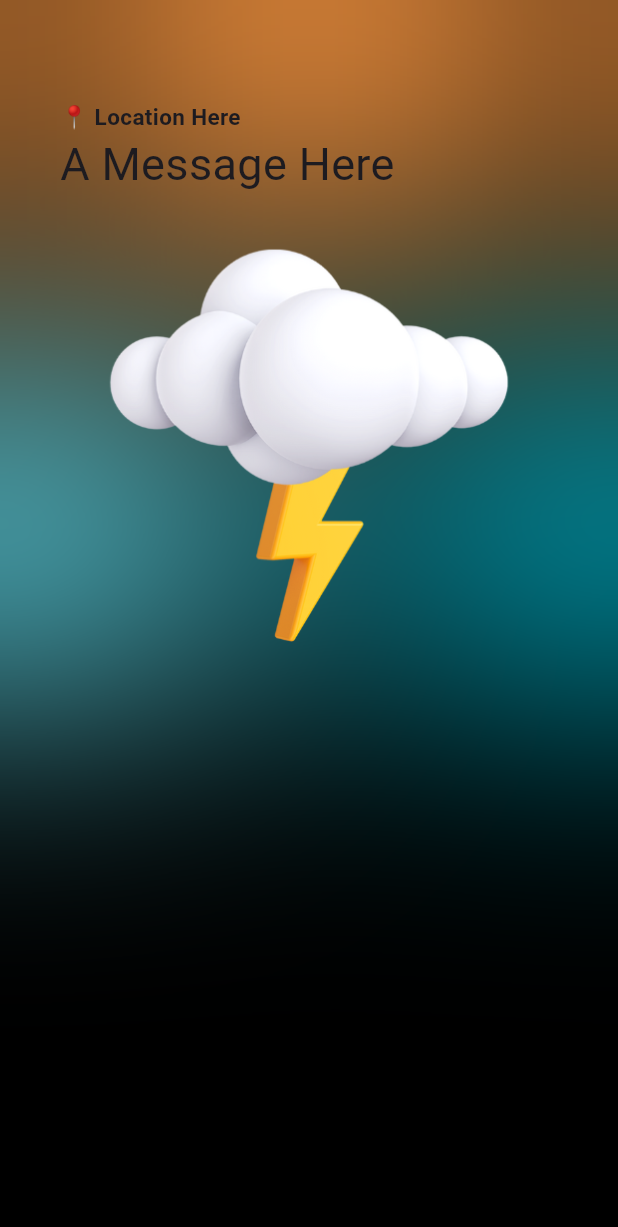
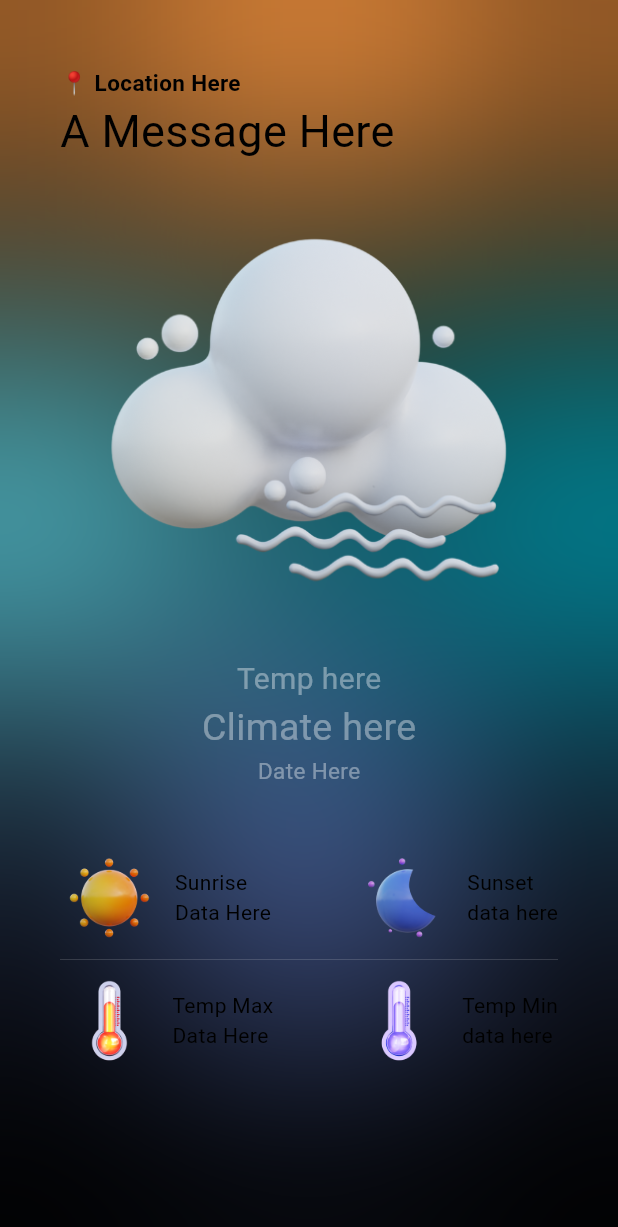
Before and after one commit to nakuldevmv/Weather-app, a Flutter app: the screen it shows after launch, on a phone screen of 412 x 824 dp. Shown: the top 1227 px of the screen. Run offline on Flutter 3.47's test engine with Material 3 defaults, Android fonts, the phone set to English and light mode, and no system bars; our stand-ins replace bloc.

Commit message:
Ui Prototype finished

```diff
--- a/weatherapp/lib/main.dart
+++ b/weatherapp/lib/main.dart
@@ -11,9 +11,12 @@ class MyApp extends StatelessWidget {
 
   @override
   Widget build(BuildContext context) {
-    return const MaterialApp(
+    return MaterialApp(
+      themeMode: ThemeMode.system,
+      darkTheme: ThemeData(colorScheme: const ColorScheme.dark()),
+      theme: ThemeData(colorScheme: const ColorScheme.light()),
       debugShowCheckedModeBanner: false,
-      home: HomeScreen(),
+      home: const HomeScreen(),
     );
   }
 }
--- a/weatherapp/lib/pages/HomeScreen.dart
+++ b/weatherapp/lib/pages/HomeScreen.dart
@@ -1,11 +1,7 @@
 import 'dart:ui';
 
-import 'package:flutter/cupertino.dart';
 import 'package:flutter/material.dart';
-import 'package:flutter/painting.dart';
-import 'package:flutter/rendering.dart';
 import 'package:flutter/services.dart';
-import 'package:flutter/widgets.dart';
 
 class HomeScreen extends StatelessWidget {
   const HomeScreen({super.key});
@@ -13,6 +9,7 @@ class HomeScreen extends StatelessWidget {
   @override
   Widget build(BuildContext context) {
     var sizeOf = MediaQuery.of(context).size;
+    var imgSz = sizeOf.height * 0.08; //define the size of bottom small images
     return Scaffold(
       backgroundColor: Colors.black,
       extendBodyBehindAppBar: true,
@@ -24,7 +21,7 @@ class HomeScreen extends StatelessWidget {
         ),
       ),
       body: Padding(
-          padding: const EdgeInsets.fromLTRB(40, 1.2 * kToolbarHeight, 40, 20),
+          padding: const EdgeInsets.fromLTRB(40, 0.8 * kToolbarHeight, 40, 10),
           child: SizedBox(
             height: sizeOf.height,
             child: Stack(
@@ -58,6 +55,16 @@ class HomeScreen extends StatelessWidget {
                         color: Color.fromARGB(255, 255, 154, 66)),
                   ),
                 ),
+                Align(
+                  alignment: const AlignmentDirectional(0, 0.5),
+                  child: Container(
+                    height: 200,
+                    width: 200,
+                    decoration: const BoxDecoration(
+                        shape: BoxShape.circle,
+                        color: Color.fromARGB(255, 124, 157, 255)),
+                  ),
+                ),
                 BackdropFilter(
                   filter: ImageFilter.blur(sigmaX: 100.0, sigmaY: 100.0),
                   child: Container(
@@ -79,7 +86,91 @@ class HomeScreen extends StatelessWidget {
                         "A Message Here",
                         style: TextStyle(fontSize: 30),
                       ),
-                      Image.asset('assets/1.png'),
+                      Center(
+                        child: Image.asset(
+                          'assets/5.png',
+                          height: sizeOf.height * 0.4,
+                        ),
+                      ),
+                      const Center(
+                        child: Text(
+                          "Temp here",
+                          style: TextStyle(fontSize: 20, color: Colors.white38),
+                        ),
+                      ),
+                      const Center(
+                        child: Text(
+                          "Climate here",
+                          style: TextStyle(fontSize: 25, color: Colors.white38),
+                        ),
+                      ),
+                      const Center(
+                        child: Text(
+                          "Date Here",
+                          style: TextStyle(fontSize: 15, color: Colors.white38),
+                        ),
+                      ),
+                      SizedBox(
+                        height: sizeOf.height * 0.05,
+                      ),
+                      Row(
+                        mainAxisAlignment: MainAxisAlignment.spaceBetween,
+                        children: [
+                          Image.asset(
+                            'assets/11.png',
+                            height: imgSz,
+                          ),
+                          const Column(
+                            crossAxisAlignment: CrossAxisAlignment.start,
+                            children: [Text("Sunrise"), Text("Data Here")],
+                          ),
+                          SizedBox(
+                            width: sizeOf.width * 0.08,
+                          ),
+                          Image.asset(
+                            'assets/12.png',
+                            height: imgSz,
+                          ),
+                          const Column(
+                            crossAxisAlignment: CrossAxisAlignment.start,
+                            children: [
+                              Text("Sunset"),
+                              Text("data here"),
+                            ],
+                          ),
+                        ],
+                      ),
+                      const Divider(
+                        thickness: 0.1,
+                        color: Colors.white,
+                      ),
+                      Row(
+                        mainAxisAlignment: MainAxisAlignment.spaceBetween,
+                        children: [
+                          Image.asset(
+                            'assets/13.png',
+                            height: imgSz,
+                          ),
+                          const Column(
+                            crossAxisAlignment: CrossAxisAlignment.start,
+                            children: [Text("Temp Max"), Text("Data Here")],
+                          ),
+                          SizedBox(
+                            width: sizeOf.width * 0.08,
+                          ),
+                          Image.asset(
+                            'assets/14.png',
+                            height: imgSz,
+                          ),
+                          const Column(
+                            crossAxisAlignment: CrossAxisAlignment.start,
+                            children: [
+                              Text("Temp Min"),
+                              Text("data here"),
+                            ],
+                          ),
+                        ],
+                      ),
                     ],
                   ),
                 )
```
